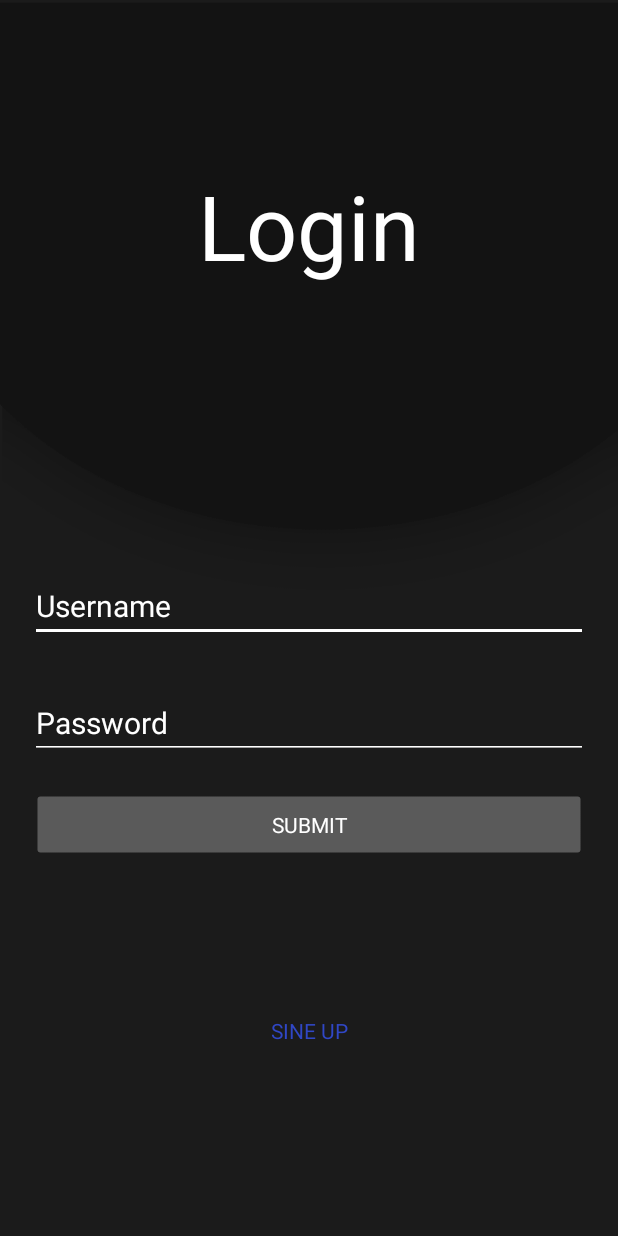
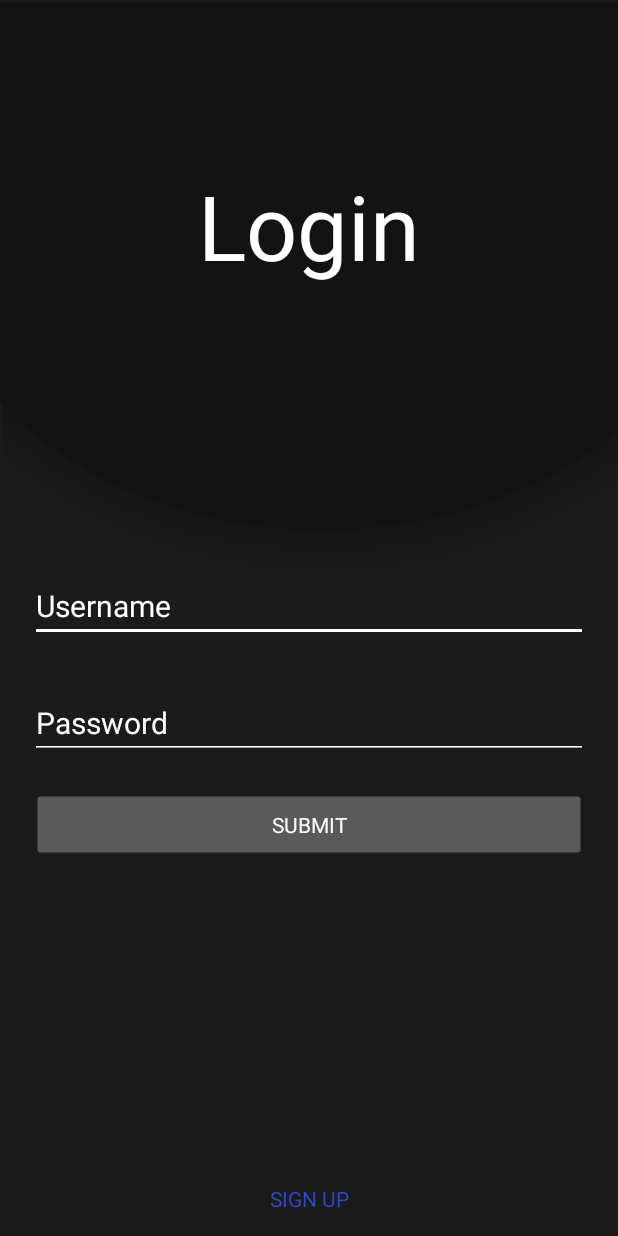
Before and after one commit to FlorianDitt/PassManager, an Android app: the screen it shows after launch (LoginActivity), on a phone screen of 412 x 824 dp. Run offline under Robolectric (Android 15) with nearby library versions, the phone set to English and light mode, and no system bars.

Commit message:
little disigne

```diff
--- a/app/src/main/res/layout/activity_login.xml
+++ b/app/src/main/res/layout/activity_login.xml
@@ -56,11 +56,15 @@
     <Button
         android:id="@+id/signUp"
         android:layout_width="match_parent"
-        android:layout_height="wrap_content"
+        android:layout_height="match_parent"
         android:layout_below="@id/submit"
-        android:layout_marginTop="90dp"
+        android:layout_marginTop="50dp"
+        android:layout_marginRight="100dp"
+        android:layout_marginBottom="15dp"
+        android:layout_marginLeft="100dp"
         android:background="@color/transparent"
-        android:text="Sine up"
+        android:gravity="center|bottom"
+        android:text="Sign up"
         android:textColor="@color/blue" />
 
 </RelativeLayout>
--- a/app/src/main/res/values/strings.xml
+++ b/app/src/main/res/values/strings.xml
@@ -1,3 +1,3 @@
 <resources>
-    <string name="app_name">My Application</string>
+    <string name="app_name">PassManager</string>
 </resources>
```
Also changed, not shown: app/src/main/res/drawable/appicn.png.
